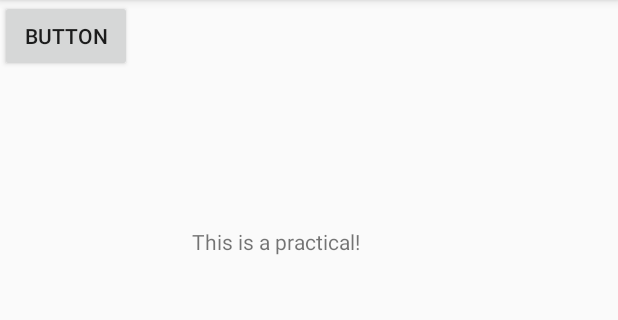
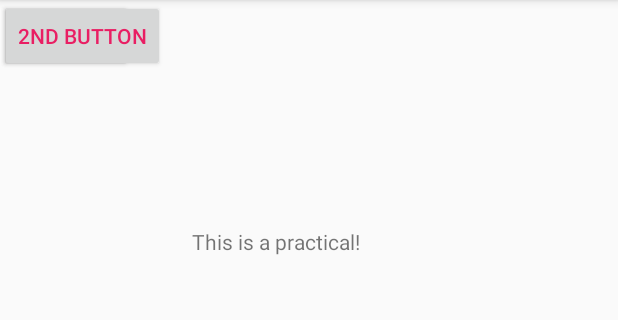
Before and after one commit to demobangz/MADT-Practical-1, an Android app: the screen it shows after launch (MainActivity), on a phone screen of 412 x 824 dp, the part 84-404 px from its top. Run offline under Robolectric (Android 15) with nearby library versions, the phone set to English and light mode, and no system bars.

Commit message:
Added second button and changed text color

```diff
--- a/app/src/main/res/layout/activity_main.xml
+++ b/app/src/main/res/layout/activity_main.xml
@@ -22,7 +22,17 @@
         android:layout_width="wrap_content"
         android:layout_height="wrap_content"
         android:text="@string/button"
-        tools:layout_editor_absoluteX="143dp"
+        tools:ignore="MissingConstraints"
+        tools:layout_editor_absoluteX="64dp"
+        tools:layout_editor_absoluteY="184dp" />
+
+    <Button
+        android:id="@+id/button2"
+        android:layout_width="wrap_content"
+        android:layout_height="wrap_content"
+        android:text="@string/_2nd_button"
+        android:textColor="#E91E63"
+        tools:layout_editor_absoluteX="248dp"
         tools:layout_editor_absoluteY="184dp"
         tools:ignore="MissingConstraints" />
 
--- a/app/src/main/res/values/strings.xml
+++ b/app/src/main/res/values/strings.xml
@@ -2,4 +2,5 @@
     <string name="app_name">MADT-Practical-1</string>
     <string name="this_is_a_practical">This is a practical!</string>
     <string name="button">Button</string>
+    <string name="_2nd_button">2nd Button</string>
 </resources>
```
